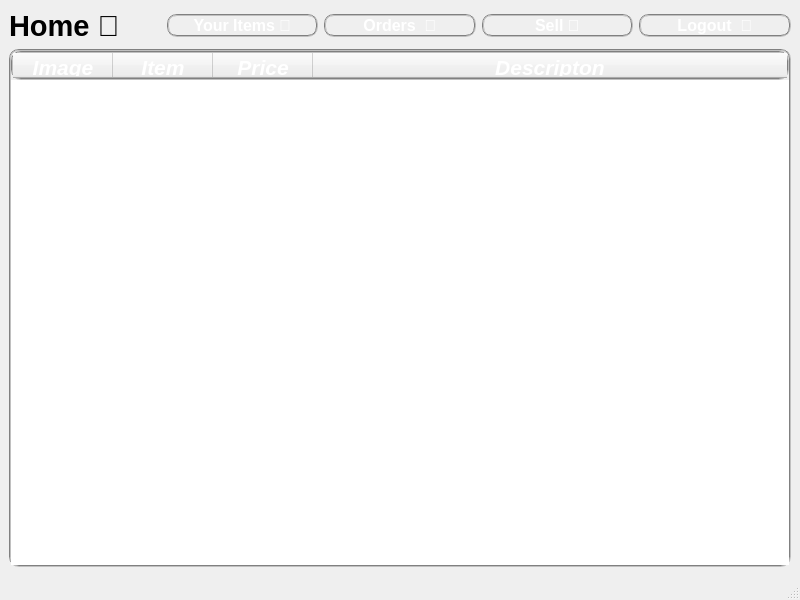
The window that buy_page.ui (acmpesuecc/GrowPal) describes before a commit, drawn with Qt 5.
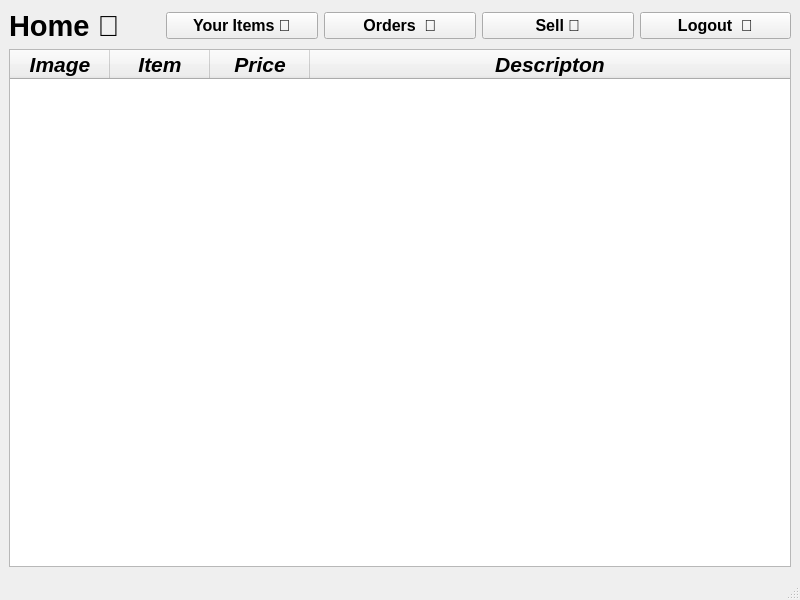
The same window after the commit. Icons and pictures are not drawn.

Patch:
```diff
--- a/buy_page.ui
+++ b/buy_page.ui
@@ -53,8 +53,7 @@
        </font>
       </property>
       <property name="styleSheet">
-       <string notr="true">  color: white; 
-                 border-radius: 10px; border: 2px groove gray;</string>
+       <string notr="true"/>
       </property>
       <property name="text">
        <string>Your Items </string>
@@ -72,8 +71,7 @@
        </font>
       </property>
       <property name="styleSheet">
-       <string notr="true">  color: white; 
-                 border-radius: 10px; border: 2px groove gray;</string>
+       <string notr="true"/>
       </property>
       <property name="text">
        <string>Orders  </string>
@@ -91,8 +89,7 @@
        </font>
       </property>
       <property name="styleSheet">
-       <string notr="true">  color: white; 
-                 border-radius: 10px; border: 2px groove gray;</string>
+       <string notr="true"/>
       </property>
       <property name="text">
        <string>Sell </string>
@@ -110,8 +107,7 @@
        </font>
       </property>
       <property name="styleSheet">
-       <string notr="true">  color: white; 
-                 border-radius: 10px; border: 2px groove gray;</string>
+       <string notr="true"/>
       </property>
       <property name="text">
        <string>Logout  </string>
@@ -121,8 +117,7 @@
     <item row="1" column="0" colspan="5">
      <widget class="QTableWidget" name="tableWidget">
       <property name="styleSheet">
-       <string notr="true">  color: white; 
-                 border-radius: 10px; border: 2px groove gray;</string>
+       <string notr="true"/>
       </property>
       <property name="sizeAdjustPolicy">
        <enum>QAbstractScrollArea::AdjustToContents</enum>
```
